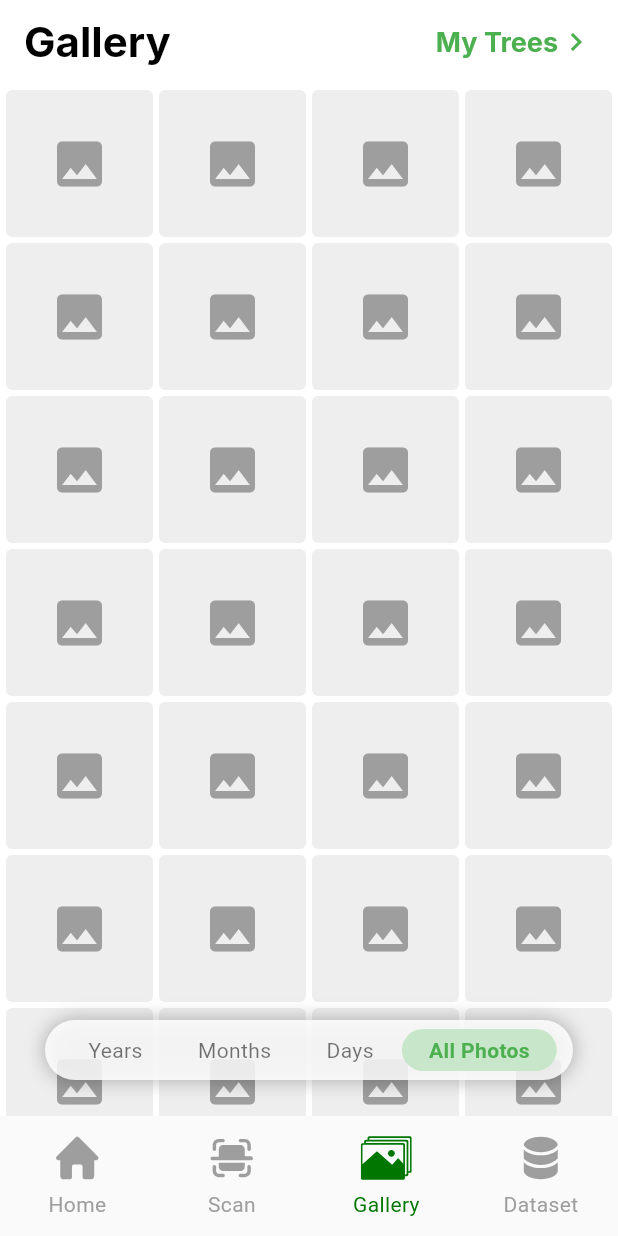
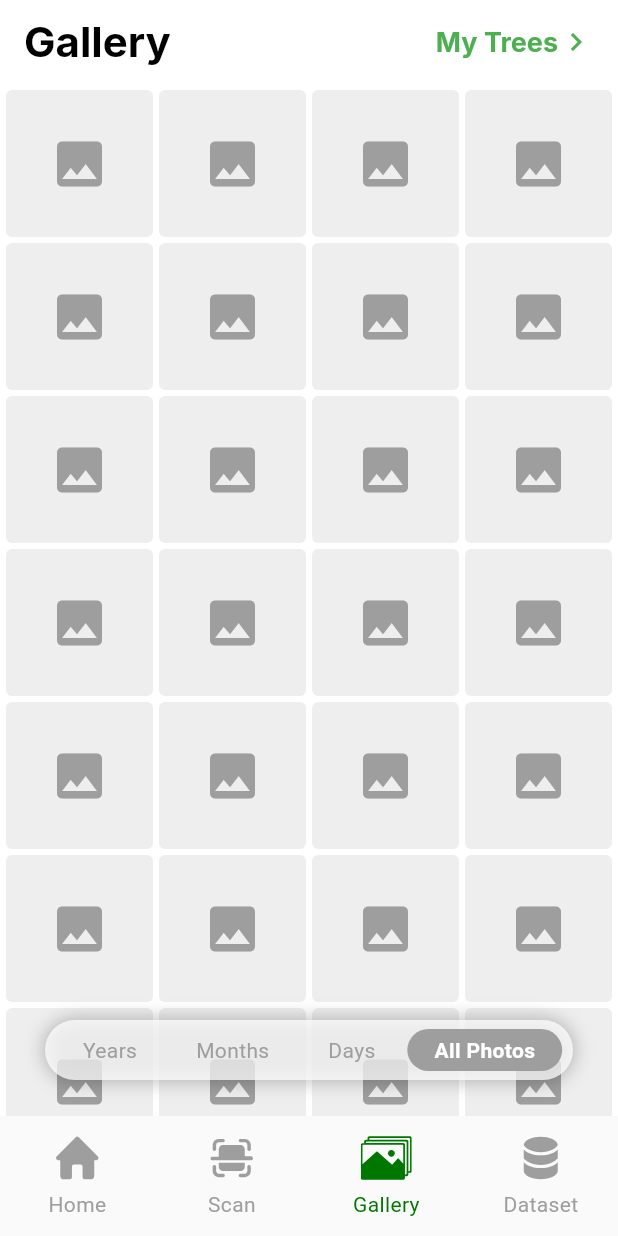
Before and after one commit to Jaero-O/Group_2_Repo_Flutter_Dev, a Flutter app: the screen it shows after launch, item 3 of the bottom bar chosen, on a phone screen of 412 x 824 dp. Run offline on Flutter 3.47's test engine with Material 3 defaults, Android fonts, the phone set to English and light mode, and no system bars; our stand-ins replace fl_chart, flutter_svg, google_fonts, sqflite; accounts and stored records are empty.

Commit message:
style: change color of view mode buttons

```diff
--- a/mangofy/lib/pages/gallery/photos_view.dart
+++ b/mangofy/lib/pages/gallery/photos_view.dart
@@ -201,7 +201,7 @@ class _PhotosViewState extends State<PhotosView> {
             padding: const EdgeInsets.only(bottom: 24.0),
             child: Container(
               decoration: BoxDecoration(
-                color: Colors.white.withAlpha(217),
+                color: Colors.white.withAlpha(190),
                 borderRadius: BorderRadius.circular(30),
                 boxShadow: const [
                   BoxShadow(
@@ -212,7 +212,7 @@ class _PhotosViewState extends State<PhotosView> {
                 ],
               ),
               margin: const EdgeInsets.symmetric(horizontal: 30),
-              padding: const EdgeInsets.symmetric(horizontal: 10, vertical: 6),
+              padding: const EdgeInsets.symmetric(horizontal: 4, vertical: 6),
               child: Row(
                 mainAxisAlignment: MainAxisAlignment.spaceEvenly,
                 children: [
@@ -241,14 +241,14 @@ class _PhotosViewState extends State<PhotosView> {
       child: Container(
         padding: const EdgeInsets.symmetric(horizontal: 18, vertical: 4),
         decoration: BoxDecoration(
-          color: isActive ? Colors.green[100] : Colors.transparent,
+          color: isActive ? Colors.grey : Colors.transparent,
           borderRadius: BorderRadius.circular(20),
         ),
         child: Text(
           label,
           style: TextStyle(
             fontWeight: isActive ? FontWeight.bold : FontWeight.normal,
-            color: isActive ? Colors.green : Colors.black54,
+            color: isActive ? Colors.white : Colors.grey,
           ),
         ),
       ),
```
